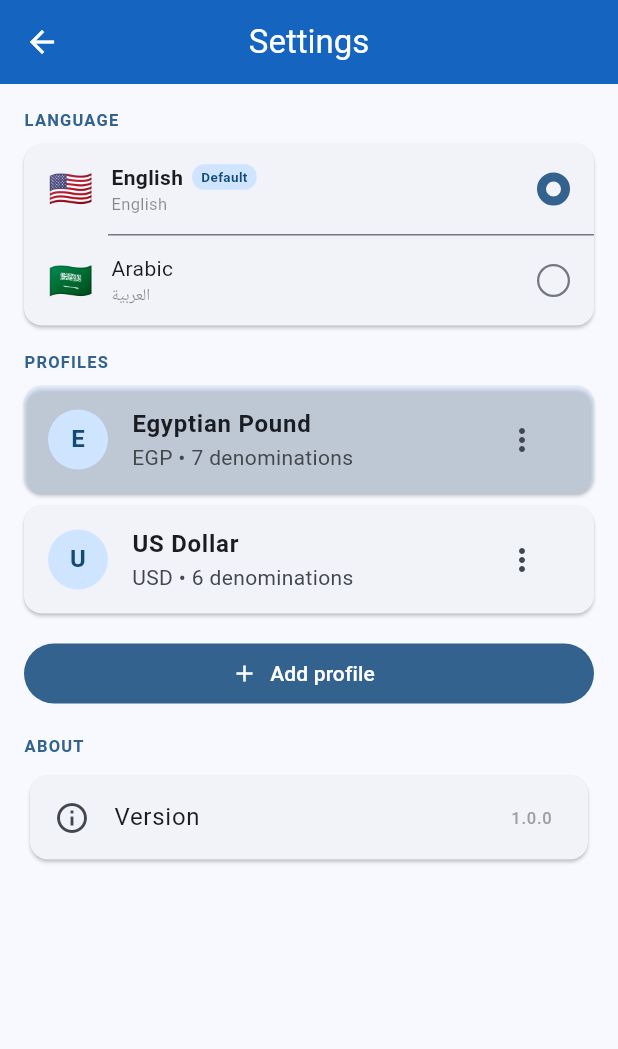
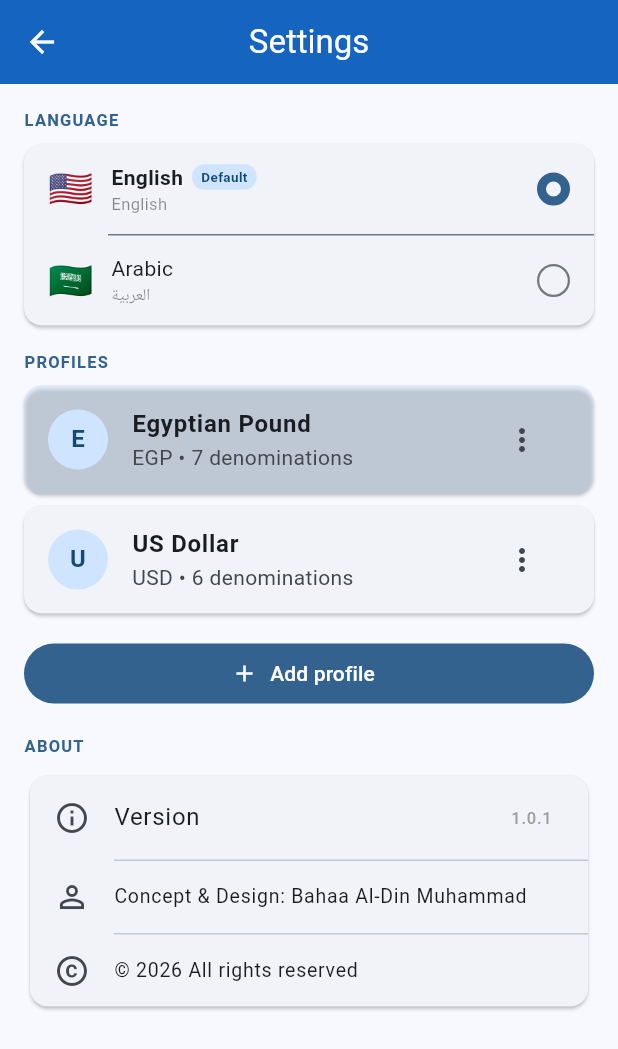
Before and after one commit to bahaajobs/money-counter-app, a Flutter app: the screen it shows after launch, after a tap on the "settings" icon, on a phone screen of 412 x 824 dp. Shown: the top 1049 px of the screen. Run offline on Flutter 3.47's test engine with Material 3 defaults, Android fonts, the phone set to English and light mode, and no system bars; our stand-ins replace share_plus, shared_preferences.

Commit message:
v1.0.2: fix bottom overlap, custom app icon, credits in settings
- Replace FAB with bottomNavigationBar to eliminate list overlap
- Generate custom app icon (dark green money bills design)
  with adaptive icon support for Android 8.0+
- Add credit and copyright to Settings > About section
- Localize all new strings in both EN and AR ARB files

```diff
--- a/lib/l10n/app_ar.arb
+++ b/lib/l10n/app_ar.arb
@@ -127,5 +127,8 @@
       "bundles": { "type": "int" },
       "remainder": { "type": "int" }
     }
-  }
+  },
+
+  "aboutCredit": "فكرة وتصميم: بهاء الدين محمد",
+  "aboutCopyright": "© 2026 جميع الحقوق محفوظة"
 }
--- a/lib/l10n/app_en.arb
+++ b/lib/l10n/app_en.arb
@@ -127,5 +127,8 @@
       "bundles": { "type": "int" },
       "remainder": { "type": "int" }
     }
-  }
+  },
+
+  "aboutCredit": "Concept & Design: Bahaa Al-Din Muhammad",
+  "aboutCopyright": "© 2026 All rights reserved"
 }
--- a/lib/l10n/app_localizations.dart
+++ b/lib/l10n/app_localizations.dart
@@ -517,6 +517,18 @@ abstract class AppLocalizations {
   /// In en, this message translates to:
   /// **'({bundles}+{remainder})'**
   String bundleInfoWithRemainder(int bundles, int remainder);
+
+  /// No description provided for @aboutCredit.
+  ///
+  /// In en, this message translates to:
+  /// **'Concept & Design: Bahaa Al-Din Muhammad'**
+  String get aboutCredit;
+
+  /// No description provided for @aboutCopyright.
+  ///
+  /// In en, this message translates to:
+  /// **'© 2026 All rights reserved'**
+  String get aboutCopyright;
 }
 
 class _AppLocalizationsDelegate
--- a/lib/l10n/app_localizations_ar.dart
+++ b/lib/l10n/app_localizations_ar.dart
@@ -240,4 +240,10 @@ class AppLocalizationsAr extends AppLocalizations {
   String bundleInfoWithRemainder(int bundles, int remainder) {
     return '($bundles+$remainder)';
   }
+
+  @override
+  String get aboutCredit => 'فكرة وتصميم: بهاء الدين محمد';
+
+  @override
+  String get aboutCopyright => '© 2026 جميع الحقوق محفوظة';
 }
--- a/lib/l10n/app_localizations_en.dart
+++ b/lib/l10n/app_localizations_en.dart
@@ -241,4 +241,10 @@ class AppLocalizationsEn extends AppLocalizations {
   String bundleInfoWithRemainder(int bundles, int remainder) {
     return '($bundles+$remainder)';
   }
+
+  @override
+  String get aboutCredit => 'Concept & Design: Bahaa Al-Din Muhammad';
+
+  @override
+  String get aboutCopyright => '© 2026 All rights reserved';
 }
--- a/lib/screens/home_screen.dart
+++ b/lib/screens/home_screen.dart
@@ -58,7 +58,7 @@ class _HomeScreenState extends State<HomeScreen> {
           ),
           Expanded(
             child: ListView.separated(
-              padding: const EdgeInsets.fromLTRB(12, 8, 12, 100),
+              padding: const EdgeInsets.fromLTRB(12, 8, 12, 12),
               itemCount: session.groups.length,
               separatorBuilder: (_, __) => const Divider(height: 1),
               itemBuilder: (ctx, gIdx) {
@@ -76,9 +76,9 @@ class _HomeScreenState extends State<HomeScreen> {
           ),
         ],
       ),
-      floatingActionButtonLocation: FloatingActionButtonLocation.centerFloat,
-      floatingActionButton: Padding(
-        padding: const EdgeInsets.symmetric(horizontal: 16),
+      bottomNavigationBar: SafeArea(
+        child: Padding(
+          padding: const EdgeInsets.fromLTRB(16, 8, 16, 12),
           child: Row(
             children: [
               Expanded(
@@ -105,6 +105,7 @@ class _HomeScreenState extends State<HomeScreen> {
                 onPressed: () => _saveHistory(context, provider),
               ),
             ],
+          ),
         ),
       ),
     );
--- a/lib/screens/settings_screen.dart
+++ b/lib/screens/settings_screen.dart
@@ -43,10 +43,27 @@ class SettingsScreen extends StatelessWidget {
           // ── About Section ───────────────────────────────────────────────
           _SectionHeader(label: l10n.about),
           Card(
-            child: ListTile(
-              leading: const Icon(Icons.info_outline),
-              title: Text(l10n.version),
-              trailing: const Text('1.0.0', style: TextStyle(color: Colors.grey)),
+            child: Column(
+              children: [
+                ListTile(
+                  leading: const Icon(Icons.info_outline),
+                  title: Text(l10n.version),
+                  trailing: const Text('1.0.1',
+                      style: TextStyle(color: Colors.grey)),
+                ),
+                const Divider(height: 1, indent: 56),
+                ListTile(
+                  leading: const Icon(Icons.person_outline),
+                  title: Text(l10n.aboutCredit),
+                  dense: true,
+                ),
+                const Divider(height: 1, indent: 56),
+                ListTile(
+                  leading: const Icon(Icons.copyright_outlined),
+                  title: Text(l10n.aboutCopyright),
+                  dense: true,
+                ),
+              ],
             ),
           ),
         ],
```
Also changed, not shown: pubspec.yaml (+11 -0 lines), assets/icon/app_icon.png (added), assets/icon/app_icon_fg.png (added), pubspec.lock, 12 other files. Lines whose indentation alone changed are shown as unchanged.
